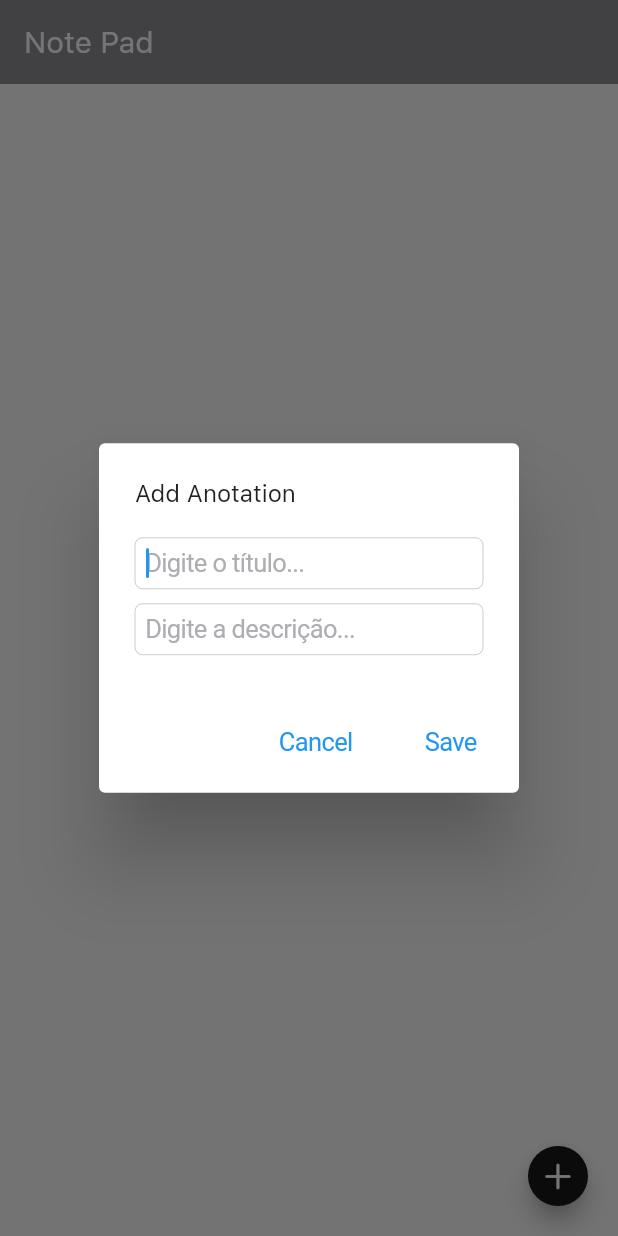
After one commit to massimiliano76/NotePad_Flutter, a Flutter app: the screen it shows after launch, after a tap on an icon or button, on a phone screen of 412 x 824 dp. The commit adds this screen. Run offline on Flutter 3.47's test engine with Material 2 defaults, Android fonts, the phone set to English and light mode, and no system bars; our stand-ins replace sqflite; accounts and stored records are empty.

Commit message:
config save load and list notepads

```diff
--- a/lib/Home.dart
+++ b/lib/Home.dart
@@ -1,3 +1,6 @@
+import 'package:NotePad/components/AlertDialogCupertino.dart';
+import 'package:NotePad/database/NotepadHelper.dart';
+import 'package:NotePad/database/models/Notepad.dart';
 import 'package:flutter/cupertino.dart';
 import 'package:flutter/material.dart';
 
@@ -10,58 +13,65 @@ class _HomeState extends State<Home> {
   TextEditingController _titleController = TextEditingController();
   TextEditingController _descriptionController = TextEditingController();
 
+  var _database = NotepadHelper();
+
+  List<Notepad> _notepads = List<Notepad>();
+
   _showCreateRegister() {
     showDialog(
       context: context,
       builder: (context) {
-        return AlertDialog(
-          actions: [
-            CupertinoButton(
-              onPressed: () => Navigator.pop(context),
-              child: Text(
-                "Cancel",
-              ),
-              minSize: 5.2,
-            ),
-            CupertinoButton(
-              onPressed: () {
-                // Save
-              },
-              child: Text(
-                "Save",
-              ),
-            )
-          ],
-          title: Text(
-            "Add Anotation",
-            style: TextStyle(
-              fontSize: 16,
-            ),
-          ),
-          content: Column(
-            mainAxisSize: MainAxisSize.min,
-            children: [
-              CupertinoTextField(
-                controller: _titleController,
-                autofocus: true,
-                placeholder: "Digite o título...",
-                placeholderStyle: TextStyle(color: CupertinoColors.systemGrey2),
-                maxLines: 1,
-                maxLength: 50,
-              ),
-              SizedBox(height: 10),
-              CupertinoTextField(
-                controller: _descriptionController,
-                placeholder: "Digite a descrição...",
-                placeholderStyle: TextStyle(color: CupertinoColors.systemGrey2),
-                maxLines: null,
-                keyboardType: TextInputType.multiline,
-              ),
-            ],
-          ),
+        return AlertDialogCupertino(
+          onPressed: () {
+            _saveNotePad();
+            Navigator.pop(context);
+          },
+          firstController: _titleController,
+          secondController: _descriptionController,
         );
       },
     );
+  }
+
+  _getNotePadList() async {
+    List notepadsList = await _database.getNotePadListHelper();
+
+    List<Notepad> notepadsTemp = List<Notepad>();
+    for (var item in notepadsList) {
+      Notepad notepad = Notepad.fromMap(item);
+      notepadsTemp.add(notepad);
+    }
+
+    setState(() {
+      _notepads = notepadsTemp;
+    });
+
+    notepadsTemp = null;
+
+    print(notepadsList.toString());
+  }
+
+  _saveNotePad() async {
+    String title = _titleController.text;
+    String description = _descriptionController.text;
+
+    String dataConvert = DateTime.now().toString();
+
+    Notepad notepad = Notepad(title, description, dataConvert);
+    int result = await _database.saveNotepadHelper(notepad);
+
+    _titleController.clear();
+    _descriptionController.clear();
+
+    _getNotePadList();
+
+    print("Save notepad: ${result.toString()}");
+  }
+
+  @override
+  void initState() {
+    super.initState();
+    _getNotePadList();
   }
 
   @override
@@ -77,7 +87,25 @@ class _HomeState extends State<Home> {
         backgroundColor: CupertinoColors.systemGrey,
         shadowColor: Colors.transparent,
       ),
-      body: Container(),
+      body: Column(
+        children: [
+          Expanded(
+            child: ListView.builder(
+              itemCount: _notepads.length,
+              itemBuilder: (context, index) {
+                final item = _notepads[index];
+
+                return Card(
+                  child: ListTile(
+                    title: Text("${item.title} - ${item.data}"),
+                    subtitle: Text(item.description),
+                  ),
+                );
+              },
+            ),
+          )
+        ],
+      ),
       floatingActionButton: FloatingActionButton(
         onPressed: () {
           _showCreateRegister();
--- /dev/null
+++ b/lib/components/AlertDialogCupertino.dart
@@ -0,0 +1,59 @@
+import 'package:flutter/cupertino.dart';
+import 'package:flutter/material.dart';
+
+class AlertDialogCupertino extends StatelessWidget {
+  final Function onPressed;
+  final String firstTextButton;
+  final String secondTextButton;
+  final String title;
+  final double fontSize;
+  final TextEditingController firstController;
+  final TextEditingController secondController;
+
+  const AlertDialogCupertino({
+    Key key,
+    this.onPressed,
+    this.firstTextButton = "Save",
+    this.secondTextButton = "Cancel",
+    this.firstController,
+    this.secondController,
+    this.title = "Add Anotation",
+    this.fontSize = 16,
+  }) : super(key: key);
+
+  @override
+  Widget build(BuildContext context) {
+    return AlertDialog(
+      actions: [
+        CupertinoButton(
+          onPressed: () => Navigator.pop(context),
+          child: Text(secondTextButton),
+        ),
+        CupertinoButton(onPressed: onPressed, child: Text(firstTextButton))
+      ],
+      title: Text(title, style: TextStyle(fontSize: fontSize)),
+      content: Column(
+        mainAxisSize: MainAxisSize.min,
+        children: [
+          CupertinoTextField(
+            controller: firstController,
+            autofocus: true,
+            placeholder: "Digite o título...",
+            placeholderStyle: TextStyle(color: CupertinoColors.systemGrey2),
+            maxLines: 1,
+            maxLength: 50,
+            // keyboardType: TextInputType.text,
+          ),
+          SizedBox(height: 10),
+          CupertinoTextField(
+            controller: secondController,
+            placeholder: "Digite a descrição...",
+            placeholderStyle: TextStyle(color: CupertinoColors.systemGrey2),
+            maxLines: null,
+            keyboardType: TextInputType.multiline,
+          ),
+        ],
+      ),
+    );
+  }
+}
--- /dev/null
+++ b/lib/database/NotepadHelper.dart
@@ -0,0 +1,68 @@
+import 'package:NotePad/database/models/Notepad.dart';
+import 'package:sqflite/sqflite.dart';
+import 'package:path/path.dart';
+
+class NotepadHelper {
+  static final NotepadHelper _notepadHelper = NotepadHelper._internal();
+
+  static final tableName = "notepad";
+  static final columnID = "id";
+  static final title = "title";
+  static final data = "data";
+  static final description = "description";
+
+  Database _database;
+
+  factory NotepadHelper() {
+    return _notepadHelper;
+  }
+
+  NotepadHelper._internal();
+
+  get database async {
+    if (_database != null) {
+      return _database;
+    }
+
+    _database = await startDataBase();
+
+    return _database;
+  }
+
+  _onCreateDB(Database database, int version) async {
+    String sql =
+        "CREATE TABLE $tableName ($columnID INTEGER PRIMARY KEY AUTOINCREMENT, $title VARCHAR, $description TEXT, $data DATETIME)";
+    await database.execute(sql);
+  }
+
+  startDataBase() async {
+    final pathDataBase = await getDatabasesPath();
+    final localDataBase = join(pathDataBase, "notepad.db");
+
+    var response = await openDatabase(
+      localDataBase,
+      version: 1,
+      onCreate: _onCreateDB,
+    );
+
+    return response;
+  }
+
+  Future<int> saveNotepadHelper(Notepad notepad) async {
+    var dataBase = await database;
+
+    int resultID = await dataBase.insert(
+      tableName,
+      notepad.toMap(),
+    );
+    return resultID;
+  }
+
+  getNotePadListHelper() async {
+    var dataBase = await database;
+
+    String sql = "SELECT * FROM $tableName ORDER BY $data DESC";
+    List notepads = await dataBase.rawQuery(sql);
+    return notepads;
+  }
+}
--- /dev/null
+++ b/lib/database/models/Notepad.dart
@@ -0,0 +1,31 @@
+import 'package:NotePad/database/NotepadHelper.dart';
+
+class Notepad {
+  int id;
+  String title;
+  String description;
+  String data;
+
+  Notepad(this.title, this.description, this.data);
+
+  Notepad.fromMap(Map map) {
+    this.id = map[NotepadHelper.columnID];
+    this.title = map[NotepadHelper.title];
+    this.description = map[NotepadHelper.description];
+    this.data = map[NotepadHelper.data];
+  }
+
+  Map toMap() {
+    Map<String, dynamic> map = {
+      NotepadHelper.title: this.title,
+      NotepadHelper.description: this.description,
+      NotepadHelper.data: this.data,
+    };
+
+    if (this.id != null) {
+      map[NotepadHelper.columnID] = this.id;
+    }
+
+    return map;
+  }
+}
```
Also changed, not shown: lib/database/dbAnotationHelper.dart (deleted, +0 -42 lines), 3 other files.
